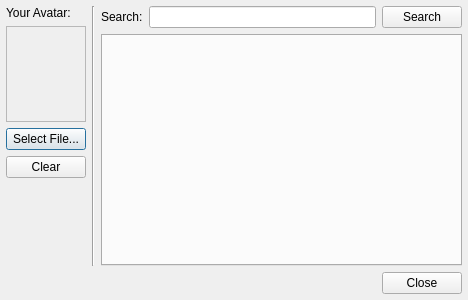
Above: src/Synapse.QtClient/qt-gui/AvatarSelectDialog.ui from codebutler/synapse before the change. Below: the same form after it.
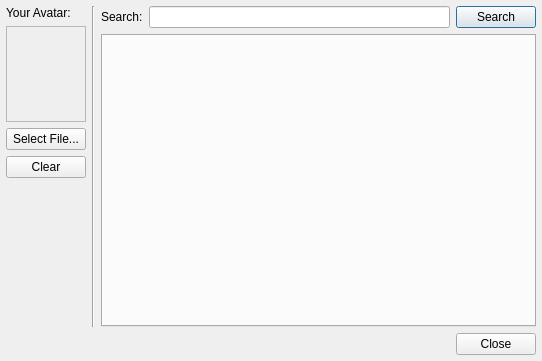
That is the form after the change.

Commit message: Only allow one avatar select dialog.

What changed in the file:
```diff
--- a/src/Synapse.QtClient/qt-gui/AvatarSelectDialog.ui
+++ b/src/Synapse.QtClient/qt-gui/AvatarSelectDialog.ui
@@ -5,8 +5,8 @@
    <rect>
     <x>0</x>
     <y>0</y>
-    <width>468</width>
-    <height>300</height>
+    <width>542</width>
+    <height>361</height>
    </rect>
   </property>
   <property name="windowTitle" >
@@ -104,6 +104,9 @@
            <property name="text" >
             <string>Search</string>
            </property>
+           <property name="default" >
+            <bool>true</bool>
+           </property>
           </widget>
          </item>
         </layout>
```
Left out of the diff: 22 changed lines with no effect on the pictures. The commit also changes 5 other files.
